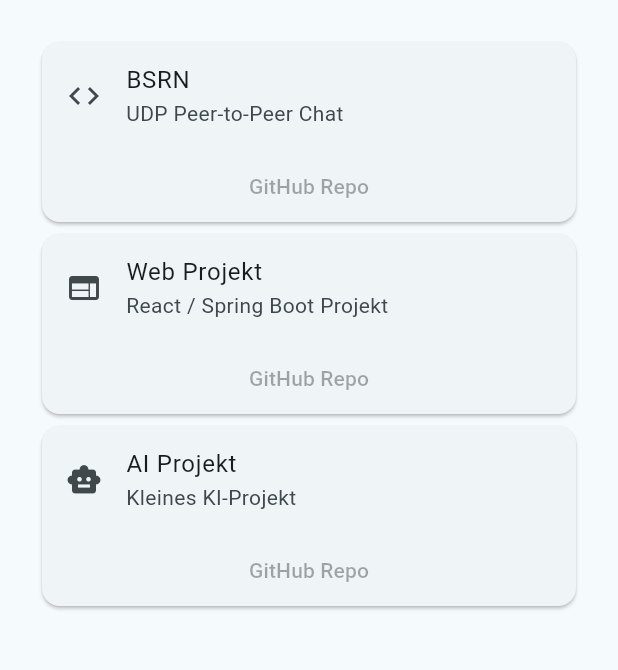
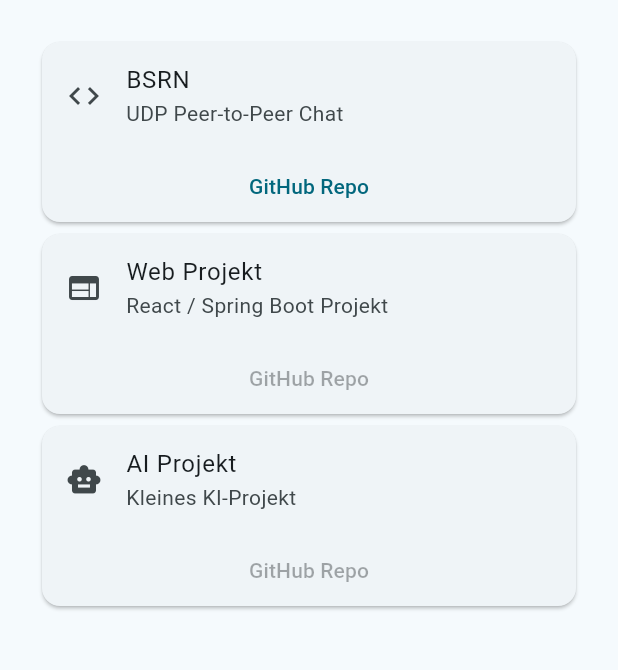
Before and after one commit to a-Bit-Of-Saida/Flutter_Einsteiger_Projekt, a Flutter app: the screen it shows after launch, item 3 of the bottom bar chosen, on a phone screen of 412 x 824 dp, the part 84-754 px from its top. Run offline on Flutter 3.47's test engine with Material 3 defaults, Android fonts, the phone set to English and light mode, and no system bars.

Commit message:
02 FLutter Grundlagen: Added Project
Im Projects Screen den Button für GitHub angepasst.

```diff
--- a/02 Flutter Grundlagen/visitenkarten_app/lib/main.dart
+++ b/02 Flutter Grundlagen/visitenkarten_app/lib/main.dart
@@ -835,7 +835,7 @@ class _MyHomePageState extends State<MyHomePage> {
   }
 
   Widget buildProjectPage() {
-    return const Padding(
+    return Padding(
       padding: EdgeInsets.all(24),
       child: Column(
         children: [
@@ -847,7 +847,15 @@ class _MyHomePageState extends State<MyHomePage> {
                   title: Text('BSRN'),
                   subtitle: Text('UDP Peer-to-Peer Chat'),
                 ),
-                TextButton(onPressed: null, child: Text('GitHub Repo')),
+                TextButton(
+                  onPressed: () async {
+                    final Uri url = Uri.parse(
+                      'https://github.com/a-Bit-Of-Saida/BSRN-Gruppenaufgabe',
+                    );
+                    await launchUrl(url, mode: LaunchMode.externalApplication);
+                  },
+                  child: Text('GitHub Repo'),
+                ),
               ],
             ),
           ),
--- a/02 Flutter Grundlagen/visitenkarten_app/pubspec.yaml
+++ b/02 Flutter Grundlagen/visitenkarten_app/pubspec.yaml
@@ -30,7 +30,7 @@ environment:
 dependencies:
   flutter:
     sdk: flutter
-  url_launcher: ^6.3.1
+  url_launcher: ^6.3.2
 
   # The following adds the Cupertino Icons font to your application.
   # Use with the CupertinoIcons class for iOS style icons.
```
